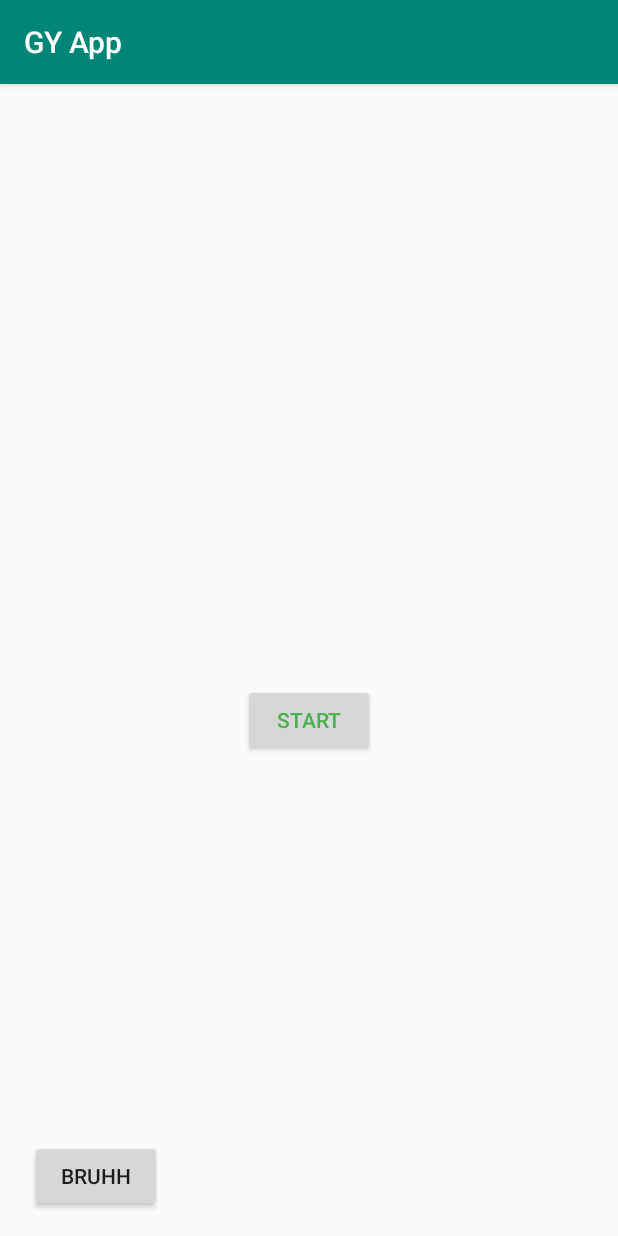
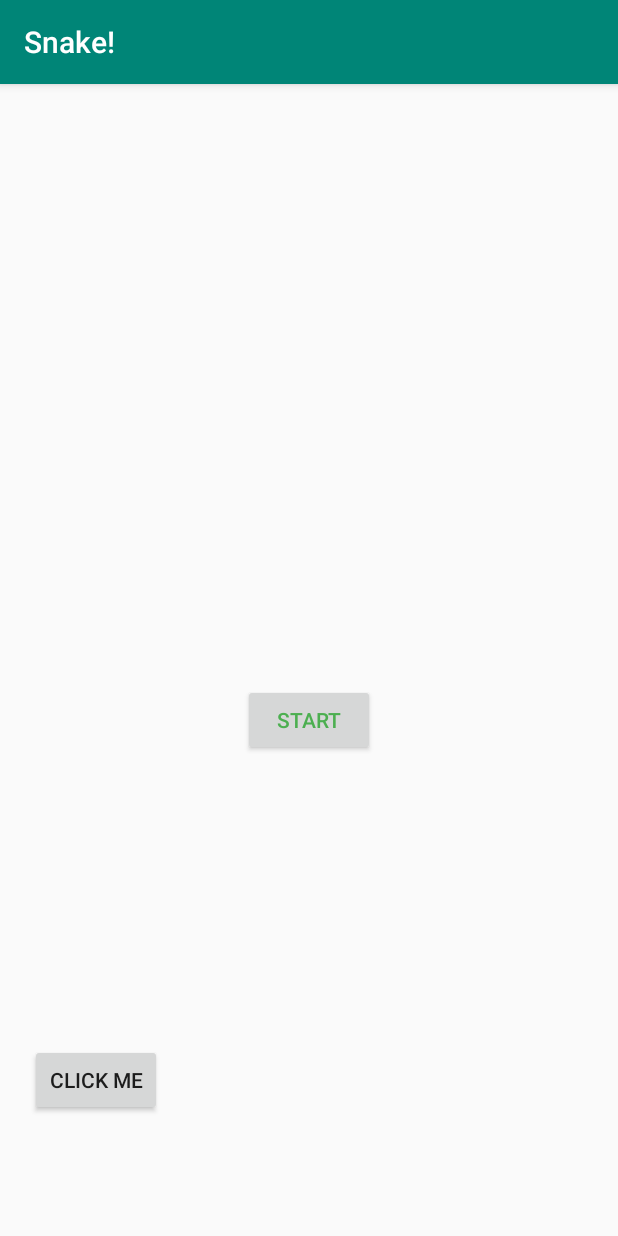
Before and after one commit to Blake-Stephenson/GYApp2, an Android app: the Main2Activity screen opened directly, with no data from a screen before it, after a tap on "PLAY AGAIN", on a phone screen of 412 x 824 dp. Run offline under Robolectric (Android 15) with nearby library versions, the phone set to English and light mode, and no system bars.

Commit message:
finished with comments

```diff
--- a/app/src/main/java/com/example/gyapp/Main2Activity.java
+++ b/app/src/main/java/com/example/gyapp/Main2Activity.java
@@ -14,8 +14,12 @@ import android.widget.VideoView;
 public class Main2Activity extends AppCompatActivity {
 
 
-   // MediaPlayer mdx;
 
+    /**
+     * initializes the activity
+     *
+     * @param savedInstanceState
+     */
     @Override
     protected void onCreate(Bundle savedInstanceState) {
         super.onCreate(savedInstanceState);
@@ -29,10 +33,24 @@ public class Main2Activity extends AppCompatActivity {
         Button button = findViewById(R.id.button2);
         button.setText("Play again");
     }
+
+    /**
+     * Restarts the game
+     *
+     * @param view
+     */
     public void onButtonTapEnd(View view){
         play_music(false);
         startActivity(new Intent(Main2Activity.this , MainActivity.class));
+        finish();
     }
+
+    /**
+     * Sets the state of the music
+     * True plays music, False stops the music
+     *
+     * @param b
+     */
     public void play_music(boolean b) {
         final MediaPlayer pump_music = MediaPlayer.create(this, R.raw.pump);
         if (b == true) {
--- a/app/src/main/java/com/example/gyapp/MainActivity.java
+++ b/app/src/main/java/com/example/gyapp/MainActivity.java
@@ -15,7 +15,8 @@ import android.widget.Toast;
 
 
 /**
- *This is the title/ start screen
+ *This is the title/start screen
+ * @author B. Stephenson, D. Goodman
  */
 public class MainActivity extends AppCompatActivity {
 
@@ -40,7 +41,7 @@ public class MainActivity extends AppCompatActivity {
      * @param v
      */
     public void onButtonTapNotification(View v){
-        Toast myToast = Toast.makeText(getApplicationContext(), "Jeeez", Toast.LENGTH_LONG);
+        Toast myToast = Toast.makeText(getApplicationContext(), "!!!!", Toast.LENGTH_LONG);
         myToast.show();
 
         final MediaPlayer death_sound = MediaPlayer.create(this, R.raw.death_sound);
--- a/app/src/main/res/layout/activity_main.xml
+++ b/app/src/main/res/layout/activity_main.xml
@@ -11,9 +11,9 @@
         android:layout_width="wrap_content"
         android:layout_height="wrap_content"
         android:layout_marginEnd="304dp"
-        android:layout_marginBottom="16dp"
+        android:layout_marginBottom="80dp"
         android:onClick="onButtonTapNotification"
-        android:text="@string/bruhh"
+        android:text="@string/useless_button"
         app:layout_constraintBottom_toBottomOf="parent"
         app:layout_constraintEnd_toEndOf="parent" />
 
--- a/app/src/main/res/values/strings.xml
+++ b/app/src/main/res/values/strings.xml
@@ -1,6 +1,6 @@
 <resources>
-    <string name="app_name">GY App</string>
-    <string name="bruhh">bruhh</string>
+    <string name="app_name">Snake!</string>
+    <string name="useless_button">click me</string>
     <string name="start">Start</string>
     <string name="back">Back</string>
     <string name="channel_name">1</string>
```
Also changed, not shown: app/src/main/java/com/example/gyapp/Main3Activity.java (+57 -4 lines), app/src/main/res/mipmap-hdpi/ic_launcher.png, app/src/main/res/mipmap-hdpi/ic_launcher_round.png, app/src/main/res/mipmap-mdpi/ic_launcher.png, app/src/main/res/mipmap-mdpi/ic_launcher_round.png, app/src/main/res/mipmap-xhdpi/ic_launcher.png, app/src/main/res/mipmap-xhdpi/ic_launcher_round.png, app/src/main/res/mipmap-xxhdpi/ic_launcher.png, app/src/main/res/mipmap-xxhdpi/ic_launcher_round.png, app/src/main/res/mipmap-xxxhdpi/ic_launcher.png, app/src/main/res/mipmap-xxxhdpi/ic_launcher_round.png.
